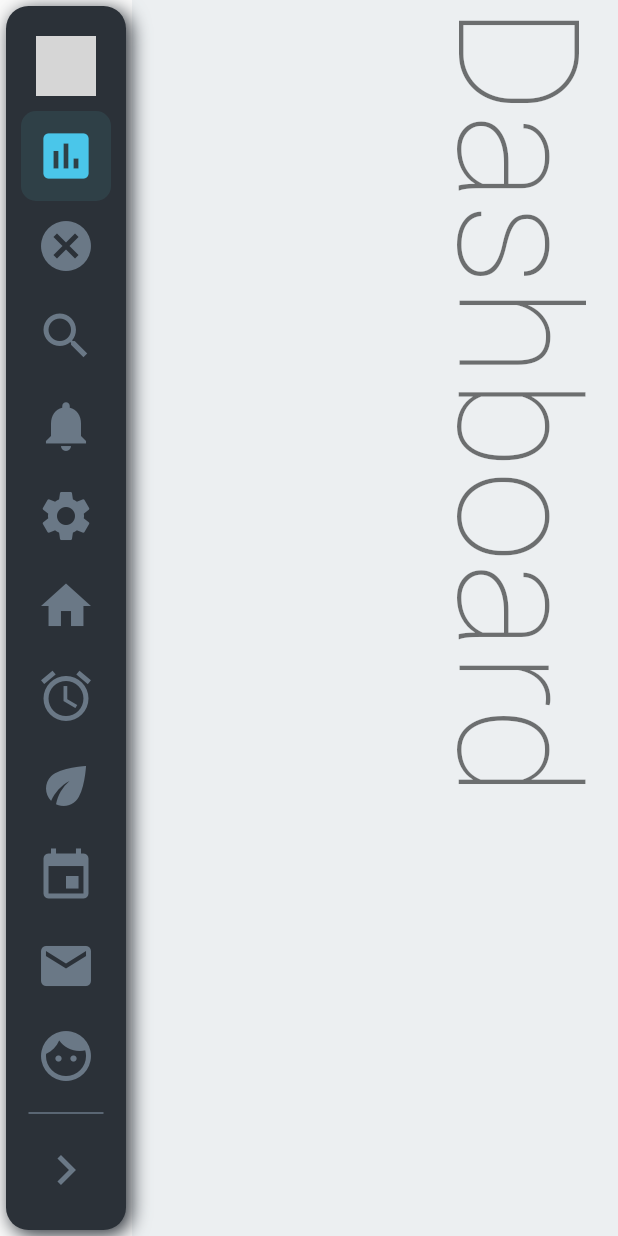
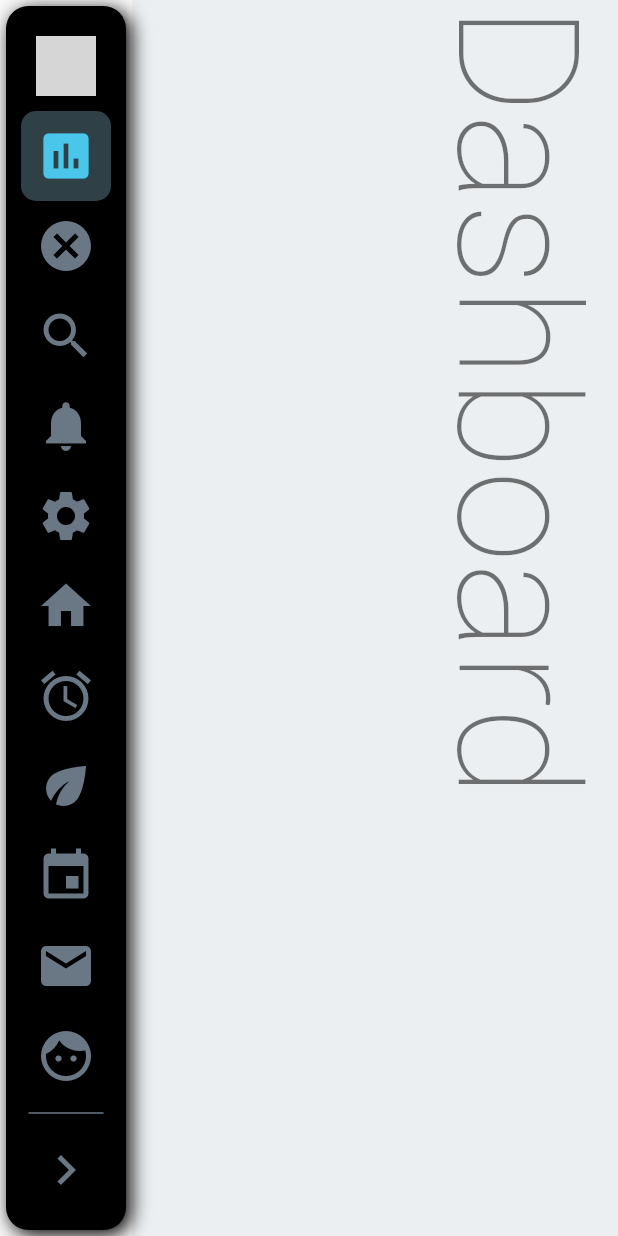
Before and after one commit to DrunkOnBytes/flutter_collapsible_sidebar, a Flutter app: the screen it shows after launch, on a phone screen of 412 x 824 dp. Run offline on Flutter 3.47's test engine with Material 2 defaults, Android fonts, the phone set to English and light mode, and no system bars; network calls fail; grey boxes are pictures that could not be loaded.

Commit message:
v1.0.7+2

```diff
--- a/example/lib/main.dart
+++ b/example/lib/main.dart
@@ -107,6 +107,14 @@ class _SidebarPageState extends State<SidebarPage> {
         avatarImg: _avatarImg,
         title: 'John Smith',
         body: _body(size, context),
+        backgroundColor: Colors.black,
+        selectedTextColor: Colors.limeAccent,
+        textStyle: TextStyle(fontSize: 15, fontStyle: FontStyle.italic),
+        titleStyle: TextStyle(
+            fontSize: 20,
+            fontStyle: FontStyle.italic,
+            fontWeight: FontWeight.bold),
+        toggleTitleStyle: TextStyle(fontSize: 20, fontWeight: FontWeight.bold),
       ),
     );
   }
--- a/lib/collapsible_sidebar.dart
+++ b/lib/collapsible_sidebar.dart
@@ -15,6 +15,9 @@ class CollapsibleSidebar extends StatefulWidget {
   const CollapsibleSidebar({
     @required this.items,
     this.title = 'Lorem Ipsum',
+    this.titleStyle,
+    this.textStyle,
+    this.toggleTitleStyle,
     this.toggleTitle = 'Collapse',
     this.avatarImg,
     this.height = double.infinity,
@@ -22,7 +25,6 @@ class CollapsibleSidebar extends StatefulWidget {
     this.maxWidth = 270,
     this.borderRadius = 15,
     this.iconSize = 40,
-    this.textSize = 20,
     this.toggleButtonIcon = Icons.chevron_right,
     this.backgroundColor = const Color(0xff2B3138),
     this.selectedIconBox = const Color(0xff2F4047),
@@ -41,6 +43,7 @@ class CollapsibleSidebar extends StatefulWidget {
   });
 
   final String title, toggleTitle;
+  final TextStyle titleStyle, textStyle, toggleTitleStyle;
   final Widget body;
   final avatarImg;
   final bool showToggleButton, fitItemsToBottom;
@@ -50,7 +53,6 @@ class CollapsibleSidebar extends StatefulWidget {
       maxWidth,
       borderRadius,
       iconSize,
-      textSize,
       padding = 10,
       itemPadding = 10,
       topPadding,
@@ -232,10 +234,10 @@ class _CollapsibleSidebarState extends State<CollapsibleSidebar>
         avatarSize: widget.iconSize,
         name: widget.title,
         avatarImg: widget.avatarImg,
-        textStyle: _textStyle(widget.backgroundColor),
+        textStyle: _textStyle(widget.backgroundColor, widget.titleStyle),
       ),
       title: widget.title,
-      textStyle: _textStyle(widget.unselectedTextColor),
+      textStyle: _textStyle(widget.unselectedTextColor, widget.titleStyle),
     );
   }
 
@@ -258,7 +260,7 @@ class _CollapsibleSidebarState extends State<CollapsibleSidebar>
           color: iconColor,
         ),
         title: item.text,
-        textStyle: _textStyle(textColor),
+        textStyle: _textStyle(textColor, widget.textStyle),
         onTap: () {
           if (item.isSelected) return;
           item.onPressed();
@@ -284,7 +286,8 @@ class _CollapsibleSidebarState extends State<CollapsibleSidebar>
         ),
       ),
       title: widget.toggleTitle,
-      textStyle: _textStyle(widget.unselectedTextColor),
+      textStyle:
+          _textStyle(widget.unselectedTextColor, widget.toggleTitleStyle),
       onTap: () {
         _isCollapsed = !_isCollapsed;
         var endWidth = _isCollapsed ? widget.minWidth : tempWidth;
@@ -297,12 +300,14 @@ class _CollapsibleSidebarState extends State<CollapsibleSidebar>
   double get _currAngle => -math.pi * _fraction;
   double get _offsetX => _maxOffsetX * _fraction;
 
-  TextStyle _textStyle(Color color) {
-    return TextStyle(
-      fontSize: widget.textSize,
-      fontWeight: FontWeight.w600,
-      color: color,
-    );
+  TextStyle _textStyle(Color color, TextStyle style) {
+    return style == null
+        ? TextStyle(
+            fontSize: 20,
+            fontWeight: FontWeight.w600,
+            color: color,
+          )
+        : style.copyWith(color: color);
   }
 
   @override
--- a/lib/collapsible_sidebar/collapsible_item.dart
+++ b/lib/collapsible_sidebar/collapsible_item.dart
@@ -1,4 +1,5 @@
 import 'package:flutter/foundation.dart';
+import 'package:flutter/material.dart';
 import 'package:flutter/widgets.dart';
 
 class CollapsibleItem {
--- a/lib/collapsible_sidebar/collapsible_item_widget.dart
+++ b/lib/collapsible_sidebar/collapsible_item_widget.dart
@@ -21,7 +21,8 @@ class CollapsibleItemWidget extends StatelessWidget {
   Widget build(BuildContext context) {
     return GestureDetector(
       onTap: onTap,
-      child: Padding(
+      child: Container(
+        color: Colors.transparent,
         padding: EdgeInsets.all(padding),
         child: Stack(
           alignment: Alignment.centerLeft,
--- a/pubspec.yaml
+++ b/pubspec.yaml
@@ -1,6 +1,6 @@
 name: collapsible_sidebar
 description: A collapsible sidebar for Flutter apps implementing the Material Design.
-version: 1.0.7+1
+version: 1.0.7+2
 homepage: https://github.com/RyuuKenshi/flutter_collapsible_sidebar
 repository: https://github.com/RyuuKenshi/flutter_collapsible_sidebar
 
```
Also changed, not shown: example/pubspec.lock, 2 other files.
